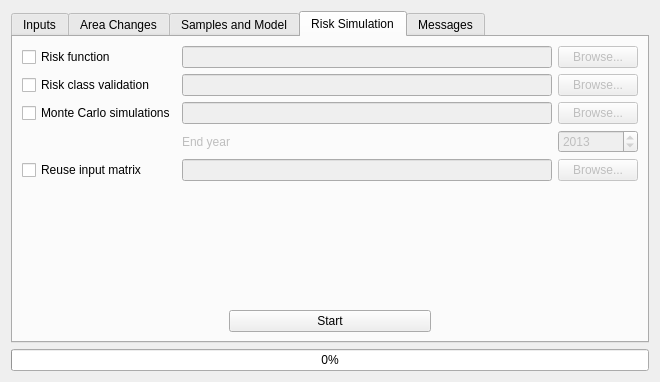
This is ui/moluscedialogbase.ui in nextgis/qgis_molusce as Qt 5 draws it before an edit. The edited form follows.
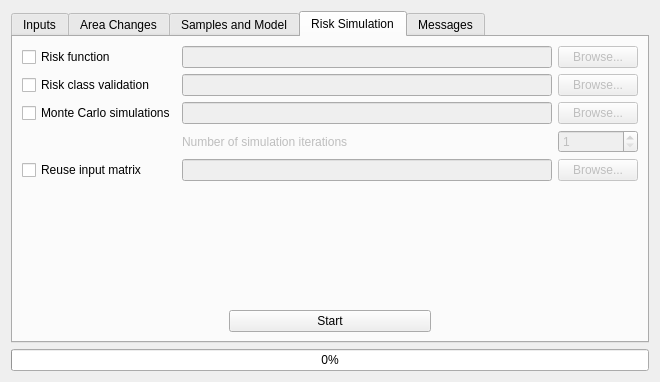
This is the edited form. The open tabs and pages were chosen to show the change. Custom widgets are drawn as their Qt base class.

Commit message: more parameters for ANN training implement risk simulation

```diff
--- a/ui/moluscedialogbase.ui
+++ b/ui/moluscedialogbase.ui
@@ -383,7 +383,7 @@
             <bool>false</bool>
            </property>
            <property name="text">
-            <string>End year</string>
+            <string>Number of simulation iterations</string>
            </property>
           </widget>
          </item>
@@ -399,13 +399,13 @@
             </sizepolicy>
            </property>
            <property name="minimum">
-            <number>1900</number>
+            <number>1</number>
            </property>
            <property name="maximum">
-            <number>2100</number>
+            <number>100</number>
            </property>
            <property name="value">
-            <number>2013</number>
+            <number>1</number>
            </property>
           </widget>
          </item>
```
Left out of the diff: 4 changed lines with no effect on the pictures. The commit also changes 4 other files.
